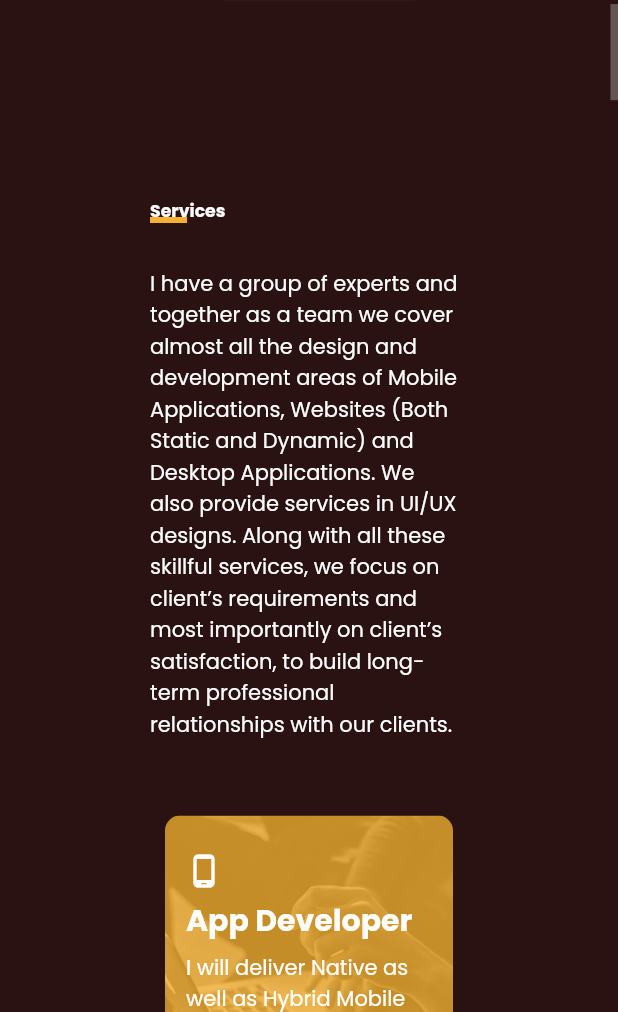
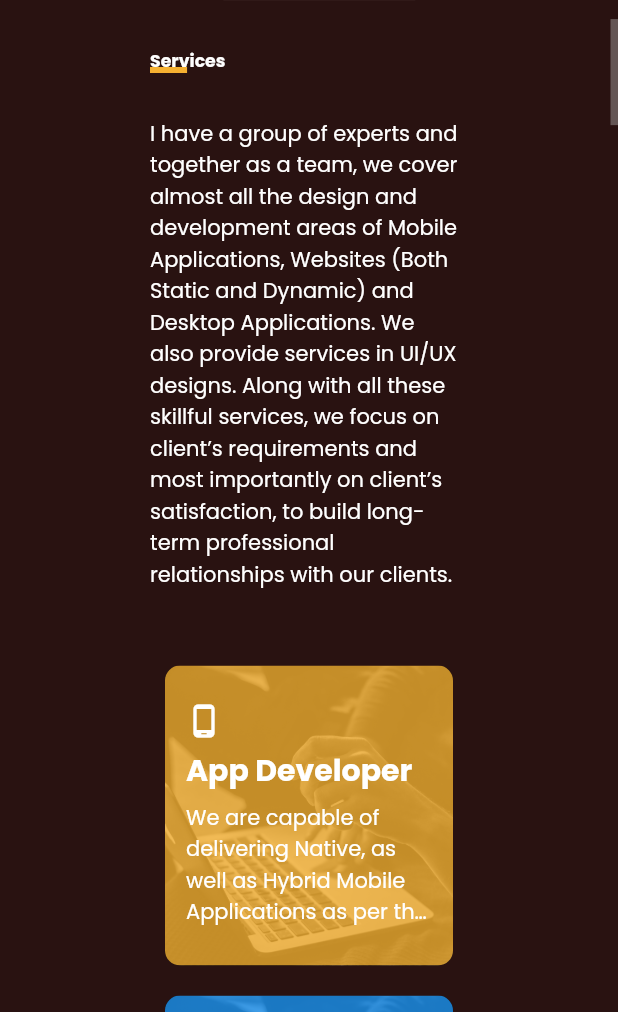
Before and after one commit to askabdulhaseeb/my-portfolio, a Flutter app: the screen it shows after launch, scrolled down 1152 dp, on a phone screen of 412 x 824 dp, the part 224-1236 px from its top. Run offline on Flutter 3.47's test engine with Material 2 defaults, Android fonts, the phone set to English and light mode, and no system bars; drawn by our look-alikes of scrollable_positioned_list; our stand-ins replace cloud_firestore, firebase_core, font_awesome_flutter; missing offline and left inert: dart:html; accounts and stored records are empty.

```diff
--- a/lib/pages/about/about.dart
+++ b/lib/pages/about/about.dart
@@ -106,7 +106,7 @@ class AboutMeTextDetail extends StatelessWidget {
         CustomizeUnderlineText(size: size, title: 'About Me'),
         SizedBox(
           child: SelectableText(
-            '''I am an enthusiastic programmer with the experience in Android/iOS mobile app development. I have experiance in Flutter, Firebase and have knowledge about different API's Integration as well. I am always eager to learn new tools and techniques and the best part is that I enjoy it all. This is just an intro because I am far more than that.''',
+            '''I am an enthusiastic programmer with the experience in Android/iOS mobile app development. I have experiance in Flutter, Firebase and have knowledge about different API's Integrations as well. I am always eager to learn new tools and techniques and the best part is that I enjoy it all. This is just an intro because I am far more than that.''',
             style: TextStyle(
               fontWeight: FontWeight.w300,
             ),
--- a/lib/pages/contact/contact.dart
+++ b/lib/pages/contact/contact.dart
@@ -83,7 +83,7 @@ class ContactPage extends StatelessWidget {
             Icon(FontAwesomeIcons.copyright, size: 16),
             const SizedBox(width: 10),
             Text('2020-${DateTime.now().year} '),
-            Text('All rights reserved '),
+            Text('All rights reserved.'),
           ],
         ),
       ],
--- a/lib/pages/services/services.dart
+++ b/lib/pages/services/services.dart
@@ -10,7 +10,7 @@ class ServicePage extends StatelessWidget {
   Widget build(BuildContext context) {
     final Size size = MediaQuery.of(context).size;
     return Container(
-      padding: const EdgeInsets.all(100),
+      padding: const EdgeInsets.symmetric(horizontal: 100),
       child: Column(
         mainAxisAlignment: MainAxisAlignment.start,
         crossAxisAlignment: CrossAxisAlignment.start,
@@ -19,7 +19,7 @@ class ServicePage extends StatelessWidget {
           SizedBox(
             width: size.width / 1.5,
             child: SelectableText(
-              '''I have a group of experts and together as a team we cover almost all the design and development areas of Mobile Applications, Websites (Both Static and Dynamic) and Desktop Applications. We also provide services in UI/UX designs. Along with all these skillful services, we focus on client’s requirements and most importantly on client’s satisfaction, to build long-term professional relationships with our clients.''',
+              '''I have a group of experts and together as a team, we cover almost all the design and development areas of Mobile Applications, Websites (Both Static and Dynamic) and Desktop Applications. We also provide services in UI/UX designs. Along with all these skillful services, we focus on client’s requirements and most importantly on client’s satisfaction, to build long-term professional relationships with our clients.''',
             ),
           ),
           const SizedBox(height: 40),
@@ -31,28 +31,28 @@ class ServicePage extends StatelessWidget {
                 icon: Icons.phone_android_rounded,
                 title: 'App Developer',
                 subtitle:
-                    'I will deliver Native as well as Hybrid Mobile Apps according to your requirements.',
+                    'We are capable of delivering Native, as well as Hybrid Mobile Applications as per the requirments of our clients.',
               ),
               ServiceCard(
                 color: Colors.blue,
                 icon: Icons.web_sharp,
                 title: 'Web Developer',
                 subtitle:
-                    'I will deliver Static as well as Dynamic websites according to your requirements.',
+                    'We are capable of delivering Static, as well as Dynamic websites as per the requirments of our clients.',
               ),
               ServiceCard(
                 color: Colors.green,
                 icon: Icons.computer,
                 title: 'Desktop Developer',
                 subtitle:
-                    'I will deliver application for Windows/Mac/Linus according to your requirements.',
+                    'We are capable of delivering the Desktop applications (for Windows/Mac/Linus) as per the requirments of our clients.',
               ),
               ServiceCard(
                 color: Colors.red,
                 icon: Icons.phone_android_outlined,
                 title: 'UI/UX Design',
                 subtitle:
-                    'I will deliver design Adobe XD and Figma designs according to your requirements.',
+                    'We are capable of delivering Adobe XD and Figma designs for an interactive and responcive applications or websites as per the requirments of our clients.',
               ),
             ],
           )
```
Also changed, not shown: lib/pages/home/home.dart (+7 -1 lines), assets/images/setup-1.jpg (deleted), firebase.json (added), 3 other files.
